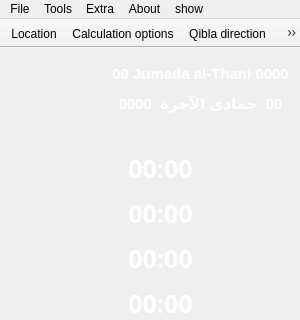
sdizdarevic/qsalat, file ui/salat.ui: the form before one commit; both pictures show x 0 to 300 and y 0 to 320 of the 300 by 487 pixel window.
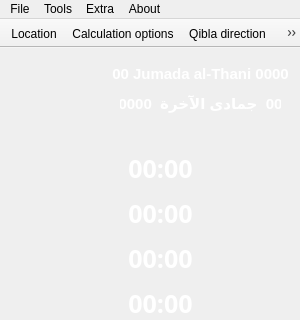
The form after the commit. Icons and pictures are not drawn.

Diff of the .ui file:
```diff
--- a/ui/salat.ui
+++ b/ui/salat.ui
@@ -349,17 +349,10 @@
     <addaction name="actionAbout_Qsalat"/>
     <addaction name="actionAbout_QT"/>
    </widget>
-   <widget class="QMenu" name="menuShow">
-    <property name="title">
-     <string>show</string>
-    </property>
-    <addaction name="actionShow_2"/>
-   </widget>
    <addaction name="menuFile"/>
    <addaction name="menuTools"/>
    <addaction name="menuExtra"/>
    <addaction name="menuAbout"/>
-   <addaction name="menuShow"/>
   </widget>
   <widget class="QStatusBar" name="statusbar"/>
   <widget class="QToolBar" name="toolBar">
```
